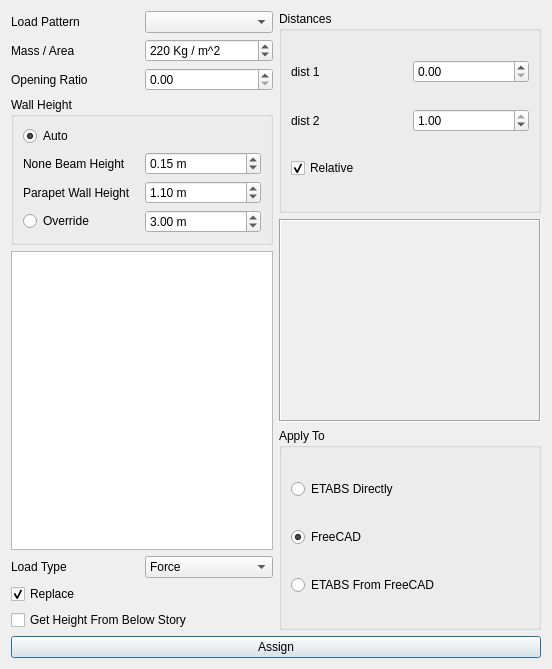
Qt form widgets/assign/wall_load_on_frames.ui (ebrahimraeyat/civilTools) before a commit.
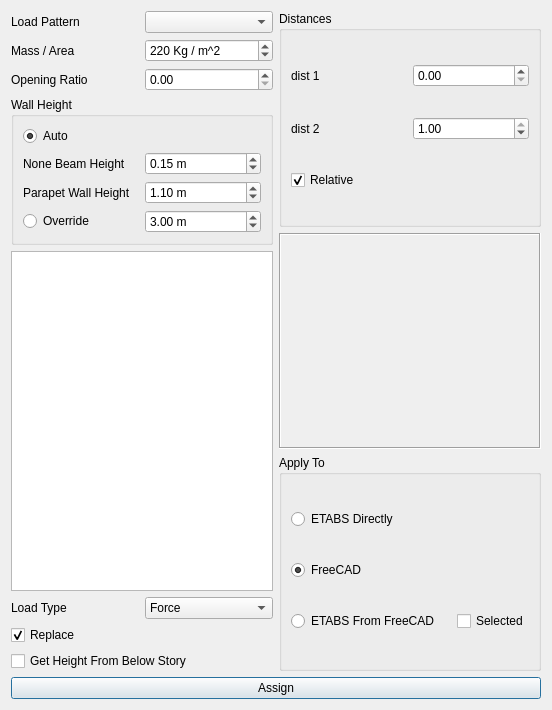
The same form after that commit. Icons and pictures are not drawn.

Commit message: Apply wall loads in ETABS that user defined

Patch:
```diff
--- a/widgets/assign/wall_load_on_frames.ui
+++ b/widgets/assign/wall_load_on_frames.ui
@@ -7,7 +7,7 @@
     <x>0</x>
     <y>0</y>
     <width>552</width>
-    <height>669</height>
+    <height>710</height>
    </rect>
   </property>
   <property name="windowTitle">
@@ -316,8 +316,8 @@
          <property name="title">
           <string>Apply To</string>
          </property>
-         <layout class="QVBoxLayout" name="verticalLayout_3">
-          <item>
+         <layout class="QGridLayout" name="gridLayout_4">
+          <item row="0" column="1" colspan="2">
            <widget class="QRadioButton" name="etabs_button">
             <property name="text">
              <string>ETABS Directly</string>
@@ -337,7 +337,7 @@
             </property>
            </widget>
           </item>
-          <item>
+          <item row="1" column="1">
            <widget class="QRadioButton" name="freecad_button">
             <property name="text">
              <string>FreeCAD</string>
@@ -357,7 +357,14 @@
             </property>
            </widget>
           </item>
-          <item>
+          <item row="2" column="3">
+           <widget class="QCheckBox" name="selected_wall">
+            <property name="text">
+             <string>Selected</string>
+            </property>
+           </widget>
+          </item>
+          <item row="2" column="1">
            <widget class="QRadioButton" name="etabs_from_freecad_button">
             <property name="text">
              <string>ETABS From FreeCAD</string>
```
The commit also changes 2 other files.
